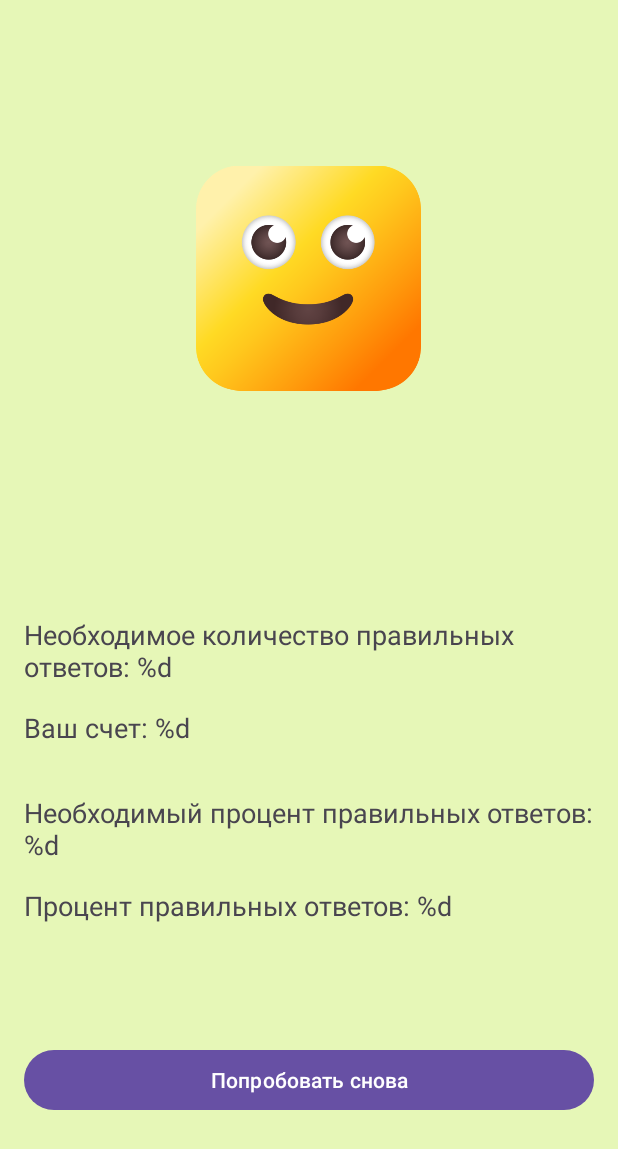
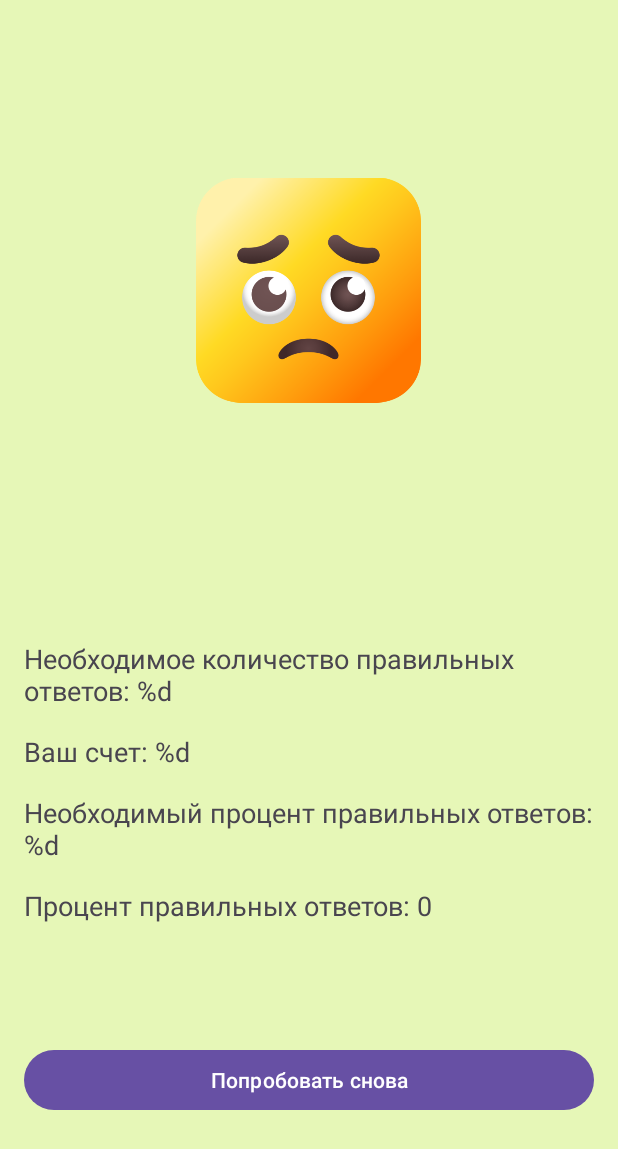
Before and after one commit to wowus94/AndroidCourseStepik, an Android app: the fragment GameFinishedFragment shown on its own in the app's theme, on a phone screen of 412 x 824 dp. Shown: the top 1149 px of the screen. Run offline under Robolectric (Android 15) with nearby library versions, the phone set to English and light mode, and no system bars; 8 statements that could not run were skipped.

Commit message:
Finished GameFinishedFragment

```diff
--- a/app/src/main/java/ru/vlyashuk/androidcoursestepik/the_number/presentation/fragments/GameFinishedFragment.kt
+++ b/app/src/main/java/ru/vlyashuk/androidcoursestepik/the_number/presentation/fragments/GameFinishedFragment.kt
@@ -8,9 +8,9 @@ import android.view.ViewGroup
 import androidx.activity.OnBackPressedCallback
 import androidx.fragment.app.Fragment
 import androidx.fragment.app.FragmentManager
+import ru.vlyashuk.androidcoursestepik.R
 import ru.vlyashuk.androidcoursestepik.databinding.FragmentGameFinishedBinding
 import ru.vlyashuk.androidcoursestepik.the_number.domain.entity.GameResult
-
 
 class GameFinishedFragment : Fragment() {
 
@@ -35,7 +35,11 @@ class GameFinishedFragment : Fragment() {
 
     override fun onViewCreated(view: View, savedInstanceState: Bundle?) {
         super.onViewCreated(view, savedInstanceState)
+        setupClickListeners()
+        bindViews()
+    }
 
+    private fun setupClickListeners() {
         requireActivity().onBackPressedDispatcher.addCallback(
             viewLifecycleOwner,
             object : OnBackPressedCallback(true) {
@@ -46,6 +50,47 @@ class GameFinishedFragment : Fragment() {
 
         binding.retryButton.setOnClickListener {
             retryGame()
+        }
+    }
+
+    private fun bindViews() {
+        with(binding) {
+            emojiResultImageView.setImageResource(getSmileResId())
+            tvRequiredAnswers.text = String.format(
+                getString(R.string.required_score),
+                gameResult.gameSettings.minCountOfRightAnswers
+            )
+
+            tvScoreAnswers.text = String.format(
+                getString(R.string.score_answers),
+                gameResult.countOfRightAnswers
+            )
+
+            tvRequiredPercentage.text = String.format(
+                getString(R.string.required_percentage),
+                gameResult.gameSettings.minPercentOfRightAnswers
+            )
+
+            tvScorePercentage.text = String.format(
+                getString(R.string.score_percentage),
+                getPercentOfRightAnswers()
+            )
+        }
+    }
+
+    private fun getSmileResId(): Int {
+        return if (gameResult.winner) {
+            R.drawable.ic_smiling
+        } else {
+            R.drawable.ic_sad
+        }
+    }
+
+    private fun getPercentOfRightAnswers() = with(gameResult) {
+        if (countOfQuestions == 0) {
+            0
+        } else {
+            ((countOfRightAnswers / countOfQuestions.toDouble()) * 100).toInt()
         }
     }
 
--- a/app/src/main/res/layout/fragment_game_finished.xml
+++ b/app/src/main/res/layout/fragment_game_finished.xml
@@ -9,8 +9,9 @@
     tools:context=".the_number.presentation.fragments.GameFinishedFragment">
 
     <ImageView
+        android:id="@+id/emojiResultImageView"
         android:layout_width="@dimen/image_view_size_150dp"
-        android:layout_height="@dimen/image_view_size_150dp"
+        android:layout_height="0dp"
         android:layout_gravity="center"
         android:layout_marginTop="@dimen/margin_40dp"
         android:layout_weight="1"
@@ -39,7 +40,8 @@
         android:id="@+id/tv_required_percentage"
         android:layout_width="match_parent"
         android:layout_height="wrap_content"
-        android:layout_margin="@dimen/margin_16dp"
+        android:layout_marginStart="@dimen/margin_16dp"
+        android:layout_marginEnd="@dimen/margin_16dp"
         android:text="@string/required_percentage"
         android:textSize="@dimen/text_size_18sp" />
 
@@ -48,6 +50,7 @@
         android:layout_width="match_parent"
         android:layout_height="wrap_content"
         android:layout_marginStart="@dimen/margin_16dp"
+        android:layout_marginTop="@dimen/margin_16dp"
         android:layout_marginEnd="@dimen/margin_16dp"
         android:layout_marginBottom="@dimen/margin_80dp"
         android:text="@string/score_percentage"
```
Also changed, not shown: 1 other file.
